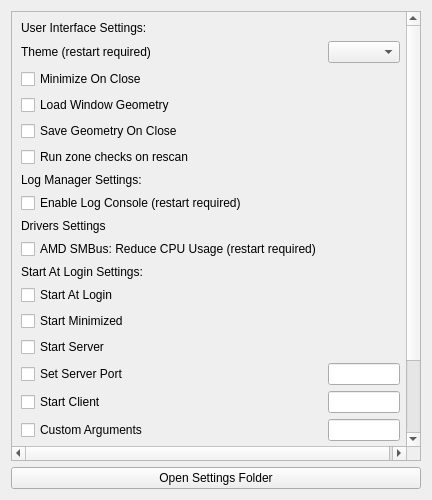
Above: qt/OpenRGBSettingsPage.ui from CalcProgrammer1/OpenRGB before the change. Below: the same form after it.
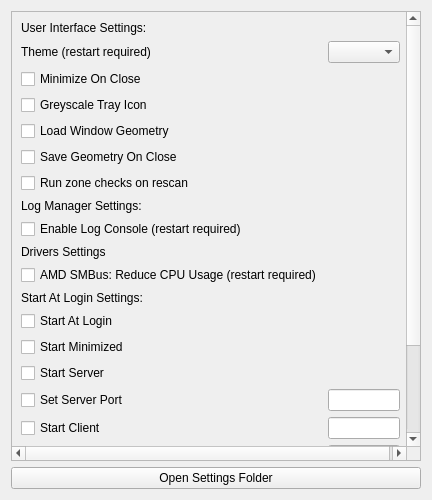
That is the form after the change.

Commit message:
Adding greyscale OpenRGB lightbulb as the tray icon to resolve #2453
* Created OpenRGBGreyscale.png from original SVG
* Added to resources.qrc

Diff of the .ui file:
```diff
--- a/qt/OpenRGBSettingsPage.ui
+++ b/qt/OpenRGBSettingsPage.ui
@@ -24,12 +24,19 @@
        <rect>
         <x>0</x>
         <y>0</y>
-        <width>418</width>
-        <height>464</height>
+        <width>427</width>
+        <height>638</height>
        </rect>
       </property>
       <layout class="QGridLayout" name="gridLayout_3">
-       <item row="19" column="1">
+       <item row="4" column="0">
+        <widget class="QCheckBox" name="CheckboxMinimizeOnClose">
+         <property name="text">
+          <string>Minimize On Close</string>
+         </property>
+        </widget>
+       </item>
+       <item row="20" column="1">
         <widget class="QLineEdit" name="TextServerPort">
          <property name="inputMask">
           <string>90000</string>
@@ -42,111 +49,38 @@
          </property>
         </widget>
        </item>
-       <item row="20" column="0">
-        <widget class="QCheckBox" name="CheckboxAutoStartClient">
-         <property name="text">
-          <string>Start Client</string>
-         </property>
-        </widget>
-       </item>
-       <item row="10" column="0">
-        <widget class="QLabel" name="DriversSettingsLabel">
-         <property name="text">
-          <string>Drivers Settings</string>
-         </property>
-        </widget>
-       </item>
-       <item row="23" column="0">
-        <widget class="QLabel" name="AutoStartStatusLabel">
-         <property name="text">
-          <string>Start at Login Status</string>
-         </property>
-        </widget>
-       </item>
-       <item row="20" column="1">
-        <widget class="QLineEdit" name="TextClientHost"/>
-       </item>
        <item row="19" column="0">
-        <widget class="QCheckBox" name="CheckboxAutoStartSetServerPort">
-         <property name="text">
-          <string>Set Server Port</string>
-         </property>
-        </widget>
-       </item>
-       <item row="21" column="1">
-        <widget class="QLineEdit" name="TextCustomArgs"/>
-       </item>
-       <item row="2" column="0">
-        <widget class="QLabel" name="UserInterfaceSettingsLabel">
-         <property name="text">
-          <string>User Interface Settings:</string>
-         </property>
-        </widget>
-       </item>
-       <item row="4" column="0">
-        <widget class="QCheckBox" name="CheckboxMinimizeOnClose">
-         <property name="text">
-          <string>Minimize On Close</string>
-         </property>
-        </widget>
-       </item>
-       <item row="6" column="0">
-        <widget class="QCheckBox" name="CheckboxSaveGeometry">
-         <property name="text">
-          <string>Save Geometry On Close</string>
-         </property>
-        </widget>
-       </item>
-       <item row="13" column="0">
-        <widget class="QCheckBox" name="CheckboxAutoStart">
-         <property name="text">
-          <string>Start At Login</string>
-         </property>
-        </widget>
-       </item>
-       <item row="22" column="0">
-        <widget class="QCheckBox" name="CheckboxAutoStartProfile">
-         <property name="text">
-          <string>Load Profile</string>
-         </property>
-        </widget>
-       </item>
-       <item row="18" column="0">
         <widget class="QCheckBox" name="CheckboxAutoStartServer">
          <property name="text">
           <string>Start Server</string>
          </property>
         </widget>
        </item>
-       <item row="12" column="0">
-        <widget class="QLabel" name="AutoStartLabel">
+       <item row="21" column="1">
+        <widget class="QLineEdit" name="TextClientHost"/>
+       </item>
+       <item row="10" column="0">
+        <widget class="QCheckBox" name="CheckboxLogConsole">
          <property name="text">
-          <string>Start At Login Settings:</string>
+          <string>Enable Log Console (restart required)</string>
          </property>
         </widget>
        </item>
-       <item row="21" column="0">
+       <item row="22" column="0">
         <widget class="QCheckBox" name="CheckboxAutoStartCustom">
          <property name="text">
           <string>Custom Arguments</string>
          </property>
         </widget>
        </item>
-       <item row="8" column="0">
-        <widget class="QLabel" name="LogManagerSettingsLabel">
+       <item row="7" column="0">
+        <widget class="QCheckBox" name="CheckboxSaveGeometry">
          <property name="text">
-          <string>Log Manager Settings:</string>
+          <string>Save Geometry On Close</string>
          </property>
         </widget>
        </item>
-       <item row="17" column="0">
-        <widget class="QCheckBox" name="CheckboxAutoStartMinimized">
-         <property name="text">
-          <string>Start Minimized</string>
-         </property>
-        </widget>
-       </item>
-       <item row="24" column="0">
+       <item row="25" column="0">
         <spacer name="verticalSpacer">
          <property name="orientation">
           <enum>Qt::Vertical</enum>
@@ -162,20 +96,31 @@
          </property>
         </spacer>
        </item>
-       <item row="3" column="1">
-        <widget class="QComboBox" name="ComboBoxTheme"/>
+       <item row="6" column="0">
+        <widget class="QCheckBox" name="CheckboxLoadGeometry">
+         <property name="text">
+          <string>Load Window Geometry</string>
+         </property>
+        </widget>
        </item>
-       <item row="7" column="0">
-        <widget class="QCheckBox" name="CheckboxRunZoneChecks">
+       <item row="21" column="0">
+        <widget class="QCheckBox" name="CheckboxAutoStartClient">
          <property name="text">
-          <string>Run zone checks on rescan</string>
+          <string>Start Client</string>
+         </property>
+        </widget>
+       </item>
+       <item row="13" column="0">
+        <widget class="QLabel" name="AutoStartLabel">
+         <property name="text">
+          <string>Start At Login Settings:</string>
          </property>
         </widget>
        </item>
        <item row="9" column="0">
-        <widget class="QCheckBox" name="CheckboxLogConsole">
+        <widget class="QLabel" name="LogManagerSettingsLabel">
          <property name="text">
-          <string>Enable Log Console (restart required)</string>
+          <string>Log Manager Settings:</string>
          </property>
         </widget>
        </item>
@@ -186,23 +131,85 @@
          </property>
         </widget>
        </item>
-       <item row="5" column="0">
-        <widget class="QCheckBox" name="CheckboxLoadGeometry">
-         <property name="text">
-          <string>Load Window Geometry</string>
-         </property>
-        </widget>
-       </item>
-       <item row="22" column="1">
+       <item row="23" column="1">
         <widget class="QComboBox" name="ComboBoxAutoStartProfile"/>
        </item>
+       <item row="24" column="0">
+        <widget class="QLabel" name="AutoStartStatusLabel">
+         <property name="text">
+          <string>Start at Login Status</string>
+         </property>
+        </widget>
+       </item>
+       <item row="20" column="0">
+        <widget class="QCheckBox" name="CheckboxAutoStartSetServerPort">
+         <property name="text">
+          <string>Set Server Port</string>
+         </property>
+        </widget>
+       </item>
+       <item row="23" column="0">
+        <widget class="QCheckBox" name="CheckboxAutoStartProfile">
+         <property name="text">
+          <string>Load Profile</string>
+         </property>
+        </widget>
+       </item>
        <item row="11" column="0">
+        <widget class="QLabel" name="DriversSettingsLabel">
+         <property name="text">
+          <string>Drivers Settings</string>
+         </property>
+        </widget>
+       </item>
+       <item row="8" column="0">
+        <widget class="QCheckBox" name="CheckboxRunZoneChecks">
+         <property name="text">
+          <string>Run zone checks on rescan</string>
+         </property>
+        </widget>
+       </item>
+       <item row="22" column="1">
+        <widget class="QLineEdit" name="TextCustomArgs"/>
+       </item>
+       <item row="2" column="0">
+        <widget class="QLabel" name="UserInterfaceSettingsLabel">
+         <property name="text">
+          <string>User Interface Settings:</string>
+         </property>
+        </widget>
+       </item>
+       <item row="14" column="0">
+        <widget class="QCheckBox" name="CheckboxAutoStart">
+         <property name="text">
+          <string>Start At Login</string>
+         </property>
+        </widget>
+       </item>
+       <item row="18" column="0">
+        <widget class="QCheckBox" name="CheckboxAutoStartMinimized">
+         <property name="text">
+          <string>Start Minimized</string>
+         </property>
+        </widget>
+       </item>
+       <item row="3" column="1">
+        <widget class="QComboBox" name="ComboBoxTheme"/>
+       </item>
+       <item row="12" column="0">
         <widget class="QCheckBox" name="CheckboxAMDSMBusReduceCPU">
          <property name="text">
           <string>AMD SMBus: Reduce CPU Usage (restart required)</string>
          </property>
         </widget>
        </item>
+       <item row="5" column="0">
+        <widget class="QCheckBox" name="CheckboxTrayIconGreyscale">
+         <property name="text">
+          <string>Greyscale Tray Icon</string>
+         </property>
+        </widget>
+       </item>
       </layout>
      </widget>
     </widget>
```
The commit also changes 6 other files.
